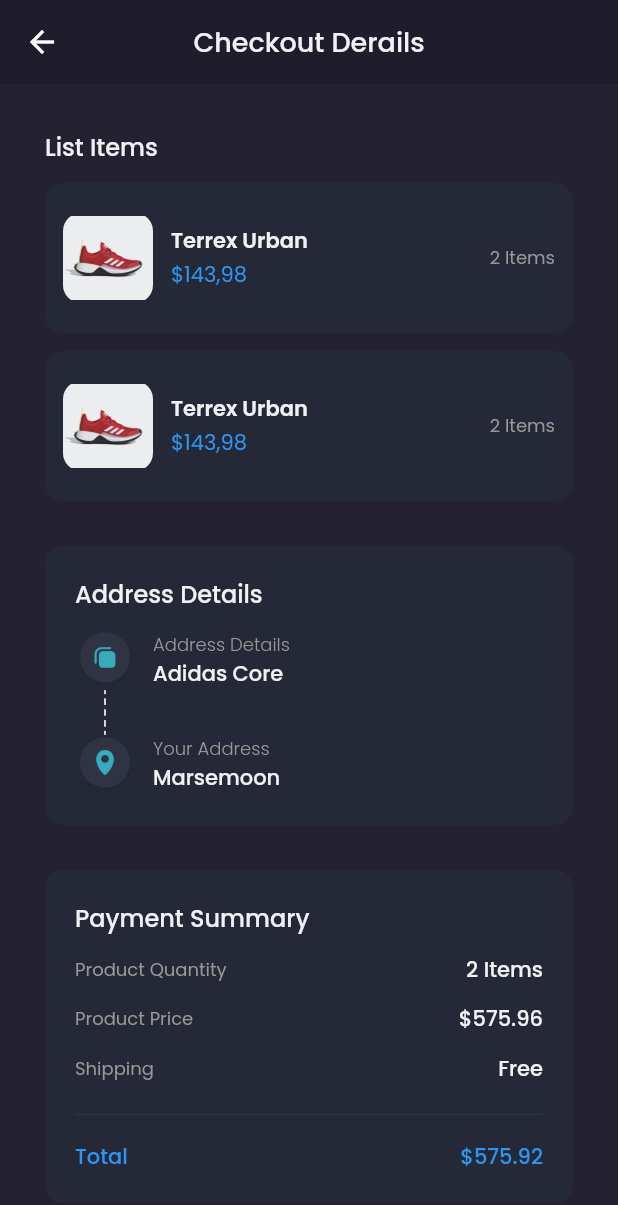
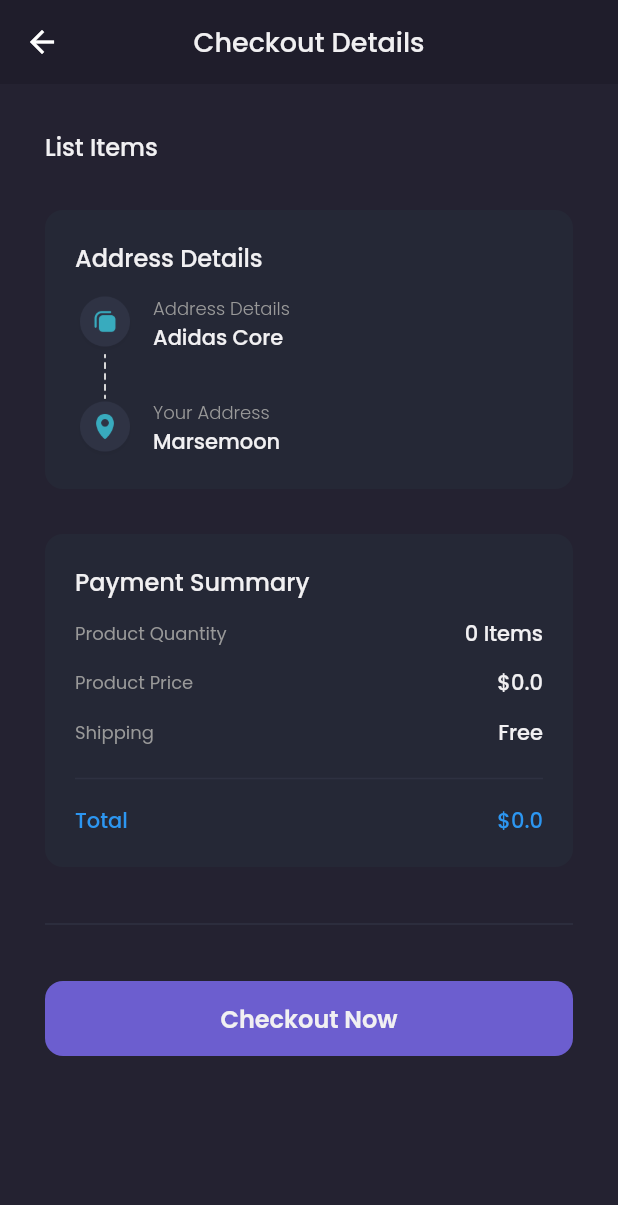
Before and after one commit to RafliAnwar/Shamo_eCommerce, a Flutter app: the CheckoutPage screen opened by its route, on a phone screen of 412 x 824 dp. Shown: the top 1205 px of the screen. Run offline on Flutter 3.47's test engine with Material 2 defaults, Android fonts, the light colour scheme and no system bars; our stand-ins replace carousel_slider, google_fonts; accounts and stored records are empty; network calls fail.

Commit message:
show Dynamic cart on Checkout Page

```diff
--- a/lib/pages/checkout_page.dart
+++ b/lib/pages/checkout_page.dart
@@ -1,17 +1,20 @@
 import 'package:flutter/material.dart';
+import 'package:provider/provider.dart';
+import 'package:shamo_ecommerce/providers/cart_provider.dart';
 import 'package:shamo_ecommerce/theme.dart';
 import 'package:shamo_ecommerce/widgets/checkout_card.dart';
 
 class CheckoutPage extends StatelessWidget {
   @override
   Widget build(BuildContext context) {
+    CartProvider cartProvider = Provider.of<CartProvider>(context);
     Widget header() {
       return AppBar(
         backgroundColor: bgColor1,
         elevation: 0,
         centerTitle: true,
         title: Text(
-          'Checkout Derails',
+          'Checkout Details',
           style: primaryTextStyle.copyWith(
             fontSize: 18,
             fontWeight: medium,
@@ -41,8 +44,13 @@
                     fontSize: 16,
                   ),
                 ),
-                CheckoutCard(),
-                CheckoutCard(),
+                Column(
+                  children: cartProvider.carts
+                      .map(
+                        (cart) => CheckoutCard(cart),
+                      )
+                      .toList(),
+                )
               ],
             ),
           ),
@@ -158,7 +166,7 @@
                       ),
                     ),
                     Text(
-                      '2 Items',
+                      '${cartProvider.totalItems()} Items',
                       style: primaryTextStyle.copyWith(
                         fontWeight: medium,
                       ),
@@ -178,7 +186,7 @@
                       ),
                     ),
                     Text(
-                      '\$575.96',
+                      '\$${cartProvider.totalPrice()}',
                       style: primaryTextStyle.copyWith(
                         fontWeight: medium,
                       ),
@@ -225,7 +233,7 @@
                       ),
                     ),
                     Text(
-                      '\$575.92',
+                      '\$${cartProvider.totalPrice()}',
                       style: priceTextStyle.copyWith(
                         fontWeight: medium,
                       ),
@@ -259,7 +267,8 @@
                 ),
               ),
               onPressed: () {
-                Navigator.pushNamedAndRemoveUntil(context, '/checkout_success', (route) => false);
+                Navigator.pushNamedAndRemoveUntil(
+                    context, '/checkout_success', (route) => false);
               },
               child: Text(
                 'Checkout Now',
--- a/lib/widgets/checkout_card.dart
+++ b/lib/widgets/checkout_card.dart
@@ -1,7 +1,12 @@
 import 'package:flutter/material.dart';
+import 'package:shamo_ecommerce/model/cart_model.dart';
 import 'package:shamo_ecommerce/theme.dart';
 
 class CheckoutCard extends StatelessWidget {
+
+  final CartModel cart;
+  CheckoutCard(this.cart);
+
   @override
   Widget build(BuildContext context) {
     return Container(
@@ -22,7 +27,7 @@
             decoration: BoxDecoration(
               borderRadius: BorderRadius.circular(12),
               image: DecorationImage(
-                image: AssetImage('assets/image_shoes.png'),
+                image: NetworkImage(cart.product.galleries[0].url),
               ),
             ),
           ),
@@ -34,7 +39,7 @@
               crossAxisAlignment: CrossAxisAlignment.start,
               children: [
                 Text(
-                  'Terrex Urban',
+                  cart.product.name,
                   style: primaryTextStyle.copyWith(
                     fontWeight: semiBold,
                   ),
@@ -44,7 +49,7 @@
                   height: 2,
                 ),
                 Text(
-                  '\$143,98',
+                  '\$${cart.product.price}',
                   style: priceTextStyle,
                 ),
               ],
@@ -54,7 +59,7 @@
             width: 12,
           ),
           Text(
-            '2 Items',
+            '${cart.quantity} Items',
             style: secondaryTextStyle.copyWith(
               fontSize: 12,
             ),
```
